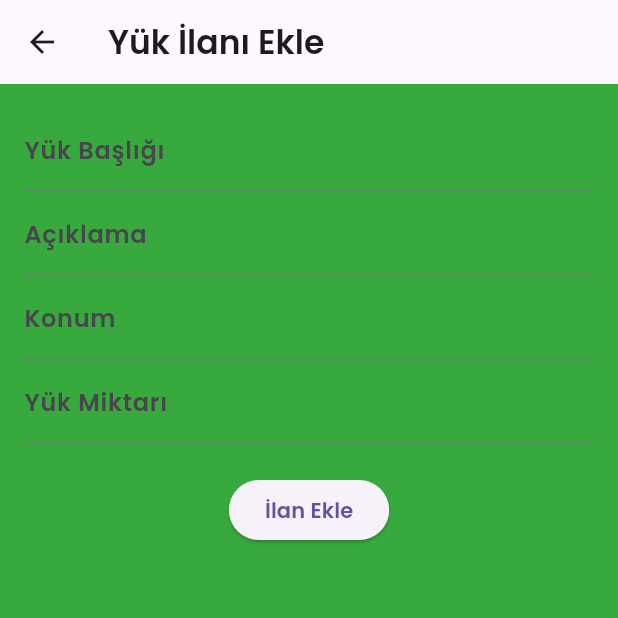
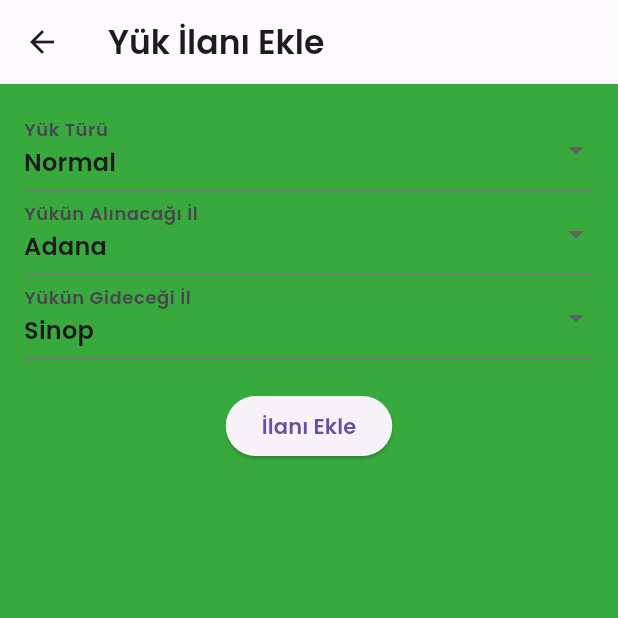
Before and after one commit to ozcann159/LojistikApp, a Flutter app: the AddLoadPostingScreen screen opened directly, on a phone screen of 412 x 824 dp, the top half of it. Run offline on Flutter 3.47's test engine with Material 3 defaults, Android fonts, the phone set to English and light mode, and no system bars; our stand-ins replace bloc, cloud_firestore, connectivity_plus, equatable, firebase_auth, firebase_core and 2 more; accounts and stored records are empty.

Commit message:
load-posting firestore add

```diff
--- a/lib/Pages/add_load_posting_screen.dart
+++ b/lib/Pages/add_load_posting_screen.dart
@@ -9,35 +9,111 @@ class AddLoadPostingScreen extends StatefulWidget {
 
 class _AddLoadPostingScreenState extends State<AddLoadPostingScreen> {
   final _formKey = GlobalKey<FormState>();
-  final TextEditingController _titleController = TextEditingController();
-  final TextEditingController _descriptionController = TextEditingController();
-  final TextEditingController _locationController = TextEditingController();
-  final TextEditingController _amountController = TextEditingController();
+
+  String _selectedType = 'Normal'; // Default yük türü
+
+  List<String> _cities = [
+    'Adana',
+    'Adıyaman',
+    'Afyonkarahisar',
+    'Ağrı',
+    'Amasya',
+    'Ankara',
+    'Antalya',
+    'Artvin',
+    'Aydın',
+    'Balıkesir',
+    'Bilecik',
+    'Bingöl',
+    'Bitlis',
+    'Bolu',
+    'Burdur',
+    'Bursa',
+    'Çanakkale',
+    'Çankırı',
+    'Çorum',
+    'Denizli',
+    'Diyarbakır',
+    'Edirne',
+    'Elazığ',
+    'Erzincan',
+    'Erzurum',
+    'Eskişehir',
+    'Gaziantep',
+    'Giresun',
+    'Gümüşhane',
+    'Hakkari',
+    'Hatay',
+    'Isparta',
+    'Mersin',
+    'İstanbul',
+    'İzmir',
+    'Kars',
+    'Kastamonu',
+    'Kayseri',
+    'Kırklareli',
+    'Kırşehir',
+    'Kocaeli',
+    'Konya',
+    'Kütahya',
+    'Malatya',
+    'Manisa',
+    'Kahramanmaraş',
+    'Mardin',
+    'Muğla',
+    'Muş',
+    'Nevşehir',
+    'Niğde',
+    'Ordu',
+    'Rize',
+    'Sakarya',
+    'Samsun',
+    'Siirt',
+    'Sinop',
+    'Sivas',
+    'Tekirdağ',
+    'Tokat',
+    'Trabzon',
+    'Tunceli',
+    'Şanlıurfa',
+    'Uşak',
+    'Van',
+    'Yozgat',
+    'Zonguldak',
+    'Aksaray',
+    'Bayburt',
+    'Karaman',
+    'Kırıkkale',
+    'Batman',
+    'Şırnak',
+    'Bartın',
+    'Ardahan',
+    'Iğdır',
+    'Yalova',
+    'Karabük',
+    'Kilis',
+    'Osmaniye',
+    'Düzce'
+  ];
+  String _selectedLoadingCity = 'Adana';
+  String _selectedDestinationCity = 'Sinop';
 
   void _addLoadPosting() async {
     if (_formKey.currentState!.validate()) {
       final String id =
           FirebaseFirestore.instance.collection('loadPostings').doc().id;
-      final String title = _titleController.text;
-      final String description = _descriptionController.text;
-      final String location = _locationController.text;
-      final String amount = _amountController.text;
-
 
       final loadPosting = LoadPosting(
         id: id,
-        title: title,
-        description: description,
-        location: location,
-        amount: amount,
+        loadingAddress: _selectedLoadingCity,
+        destinationAddress: _selectedDestinationCity,
+        deliveryDate: DateTime.now().toString(),
       );
-
 
       await FirebaseFirestore.instance
           .collection('loadPostings')
           .doc(id)
           .set(loadPosting.toMap());
-
       Navigator.pop(context);
     }
   }
@@ -54,42 +130,65 @@ class _AddLoadPostingScreenState extends State<AddLoadPostingScreen> {
           key: _formKey,
           child: Column(
             children: [
-              TextFormField(
-                controller: _titleController,
-                decoration: InputDecoration(labelText: 'Yük Başlığı'),
+              DropdownButtonFormField<String>(
+                value: _selectedType,
+                items: <String>['Normal', 'Hızlı', 'Özel'].map((String value) {
+                  return DropdownMenuItem<String>(
+                    value: value,
+                    child: Text(value),
+                  );
+                }).toList(),
+                onChanged: (newValue) {
+                  setState(() {
+                    _selectedType = newValue!;
+                  });
+                },
+                decoration: InputDecoration(labelText: 'Yük Türü'),
                 validator: (value) {
                   if (value == null || value.isEmpty) {
-                    return 'Please enter a title';
+                    return 'Lütfen bir yük türü seçin';
                   }
                   return null;
                 },
               ),
-              TextFormField(
-                controller: _descriptionController,
-                decoration: InputDecoration(labelText: 'Açıklama'),
+              DropdownButtonFormField<String>(
+                value: _selectedLoadingCity,
+                items: _cities.map((String value) {
+                  return DropdownMenuItem<String>(
+                    value: value,
+                    child: Text(value),
+                  );
+                }).toList(),
+                onChanged: (newValue) {
+                  setState(() {
+                    _selectedLoadingCity = newValue!;
+                  });
+                },
+                decoration: InputDecoration(labelText: 'Yükün Alınacağı İl'),
                 validator: (value) {
                   if (value == null || value.isEmpty) {
-                    return 'Please enter a description';
+                    return 'Lütfen yükün alınacağı ili seçin';
                   }
                   return null;
                 },
               ),
-              TextFormField(
-                controller: _locationController,
-                decoration: InputDecoration(labelText: 'Konum'),
+              DropdownButtonFormField<String>(
+                value: _selectedDestinationCity,
+                items: _cities.map((String value) {
+                  return DropdownMenuItem<String>(
+                    value: value,
+                    child: Text(value),
+                  );
+                }).toList(),
+                onChanged: (newValue) {
+                  setState(() {
+                    _selectedDestinationCity = newValue!;
+                  });
+                },
+                decoration: InputDecoration(labelText: 'Yükün Gideceği İl'),
                 validator: (value) {
                   if (value == null || value.isEmpty) {
-                    return 'Please enter a location';
-                  }
-                  return null;
-                },
-              ),
-              TextFormField(
-                controller: _amountController,
-                decoration: InputDecoration(labelText: 'Yük Miktarı'),
-                validator: (value) {
-                  if (value == null || value.isEmpty) {
-                    return 'Please enter an amount';
+                    return 'Lütfen yükün gideceği ili seçin';
                   }
                   return null;
                 },
@@ -97,7 +196,7 @@ class _AddLoadPostingScreenState extends State<AddLoadPostingScreen> {
               SizedBox(height: 20),
               ElevatedButton(
                 onPressed: _addLoadPosting,
-                child: Text('İlan Ekle'),
+                child: Text('İlanı Ekle'),
               ),
             ],
           ),
--- a/lib/Pages/home_page.dart
+++ b/lib/Pages/home_page.dart
@@ -47,8 +47,8 @@ class LoadPostingsList extends StatelessWidget {
             itemBuilder: (context, index) {
               final loadPosting = loadPostings[index];
               return ListTile(
-                title: Text(loadPosting.title),
-                subtitle: Text(loadPosting.description),
+                title: Text(loadPosting.loadingAddress),
+                subtitle: Text(loadPosting.destinationAddress),
                 onTap: () {
                   Navigator.push(
                     context,
--- a/lib/Pages/load_postings._list.dart
+++ b/lib/Pages/load_postings._list.dart
@@ -27,8 +27,8 @@ class LoadPostingsList extends StatelessWidget {
             itemBuilder: (context, index) {
               final loadPosting = loadPostings[index];
               return ListTile(
-                title: Text(loadPosting.title),
-                subtitle: Text(loadPosting.description),
+                title: Text(loadPosting.deliveryDate),
+                subtitle: Text(loadPosting.destinationAddress),
                 onTap: () {
                   Navigator.push(
                     context,
--- a/lib/main.dart
+++ b/lib/main.dart
@@ -1,7 +1,7 @@
 import 'package:firebase_core/firebase_core.dart';
 import 'package:flutter/material.dart';
 import 'package:flutter_bloc/flutter_bloc.dart';
-import 'package:loadspotter/Pages/driver_register.dart';
+import 'package:loadspotter/Pages/login_page.dart';
 import 'package:loadspotter/blocs/load/load_bloc.dart';
 import 'package:loadspotter/blocs/offer/offer_bloc.dart';
 import 'package:loadspotter/blocs/userController/user_controller_bloc.dart';
@@ -53,7 +53,7 @@ class MyApp extends StatelessWidget {
               bodyMedium: TextStyle(color: textColor),
             ),
           ),
-          home: DriverRegistrationPage()),
+          home: LoginPage()),
     );
   }
 }
--- a/lib/models/loadPosting.dart
+++ b/lib/models/loadPosting.dart
@@ -1,35 +1,32 @@
+// ignore_for_file: public_member_api_docs, sort_constructors_first
 class LoadPosting {
   final String id;
-  final String title;
-  final String description;
-  final String location;
-  final String amount;
+  final String loadingAddress;
+  final String destinationAddress;
+  final String deliveryDate;
 
   LoadPosting({
     required this.id,
-    required this.title,
-    required this.description,
-    required this.location,
-    required this.amount,
+    required this.loadingAddress,
+    required this.destinationAddress,
+    required this.deliveryDate,
   });
 
   factory LoadPosting.fromMap(Map<String, dynamic> data) {
     return LoadPosting(
       id: data['id'] ?? '',
-      title: data['title'] ?? '',
-      description: data['description'] ?? '',
-      location: data['location'] ?? '',
-      amount: data['amount'] ?? '',
+      loadingAddress: data['loadingAddress'] ?? '',
+      destinationAddress: data['destinationAddress'] ?? '',
+      deliveryDate: data['deliveryDate'] ?? '',
     );
   }
 
   Map<String, dynamic> toMap() {
     return {
       'id': id,
-      'title': title,
-      'description': description,
-      'location': location,
-      'amount': amount,
+      'loadingAddress': loadingAddress,
+      'destinationAddress': destinationAddress,
+      'deliveryDate': deliveryDate,
     };
   }
 }
--- a/lib/repositories/firestore_services.dart
+++ b/lib/repositories/firestore_services.dart
@@ -43,8 +43,8 @@ class FirestoreService {
 }
 
 class FirebaseService {
- // ignore: deprecated_member_use
- final DatabaseReference _database = FirebaseDatabase.instance.reference();
+  // ignore: deprecated_member_use
+  final DatabaseReference _database = FirebaseDatabase.instance.reference();
 
   Future<void> saveDriverData({
     required String license,
```
Also changed, not shown: lib/Pages/load_postings_details_screen.dart (+7 -7 lines), lib/Pages/load_postings_screen.dart (+4 -4 lines), lib/Pages/login_page.dart (+81 -30 lines).
